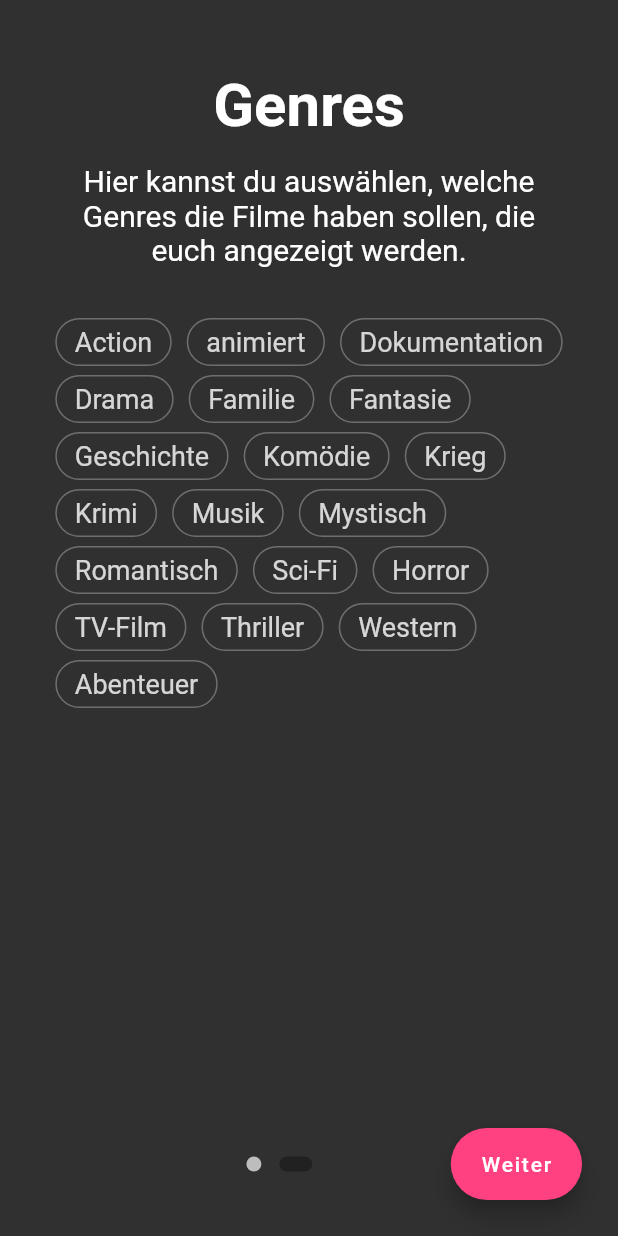
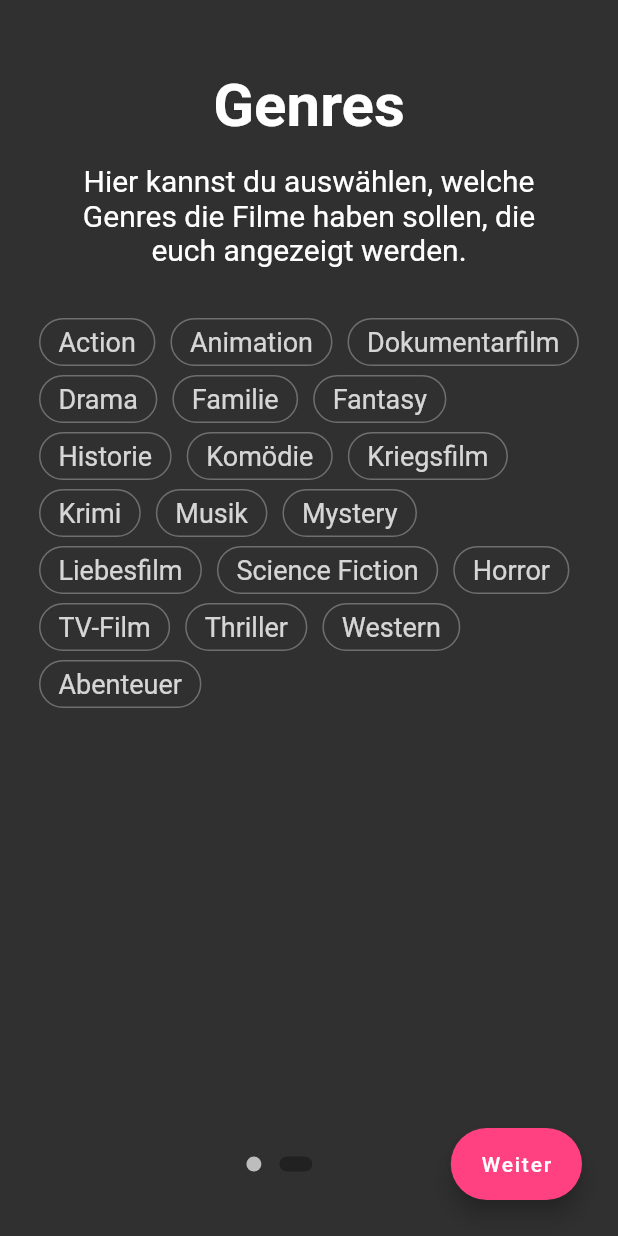
Before and after one commit to Loro23/ceenes, a Flutter app: the Create_View screen opened directly, swiped to page 2, on a phone screen of 412 x 824 dp. Run offline on Flutter 3.47's test engine with Material 2 defaults, Android fonts, the light colour scheme and no system bars; drawn by our look-alikes of chips_choice, introduction_screen; our stand-ins replace cloud_firestore, firebase_core, flutter_tindercard, pinput, sticky_headers; missing offline and left inert: dart:html, smart_select, tmdb_api; accounts and stored records are empty.

Commit message:
implemented: filter for provider, some adjustments in create_view.dart, removed some filters

```diff
--- a/lib/widgets/admin/create_view.dart
+++ b/lib/widgets/admin/create_view.dart
@@ -59,19 +59,19 @@ class _Create_ViewState extends State<Create_View> {
 
   List<String> optionsGenre2 = [
     "Action",
-    "animiert",
-    "Dokumentation",
+    "Animation",
+    "Dokumentarfilm",
     "Drama",
     "Familie",
-    "Fantasie",
-    "Geschichte",
+    "Fantasy",
+    "Historie",
     "Komödie",
-    "Krieg",
+    "Kriegsfilm",
     "Krimi",
     "Musik",
-    "Mystisch",
-    "Romantisch",
-    "Sci-Fi",
+    "Mystery",
+    "Liebesfilm",
+    "Science Fiction",
     "Horror",
     "TV-Film",
     "Thriller",
@@ -83,13 +83,13 @@ class _Create_ViewState extends State<Create_View> {
     List<String> genreIds = [];
     for (String genre in genres) {
       switch (genre) {
-        case ("action"):
+        case ("Action"):
           genreIds.add("28");
           break;
-        case ("animiert"):
+        case ("Animation"):
           genreIds.add("16");
           break;
-        case ("Dokumentation"):
+        case ("Dokumentarfilm"):
           genreIds.add("99");
           break;
         case ("Drama"):
@@ -98,35 +98,35 @@ class _Create_ViewState extends State<Create_View> {
         case ("Familie"):
           genreIds.add("10751");
           break;
-        case ("Fantasie"):
+        case ("Fantasy"):
           genreIds.add("14");
           break;
-        case ("Geschichte"):
+        case ("Historie"):
           genreIds.add("36");
           break;
         case ("Komödie"):
           genreIds.add("35");
           break;
-        case ("Krieg"):
+        case ("Kriegsfilm"):
           genreIds.add("10752");
           break;
         case ("Krimi"):
           genreIds.add("80");
           break;
-        case ("Mystisch"):
+        case ("Mystery"):
           genreIds.add("9648");
           break;
-        case ("Romantisch"):
+        case ("Liebesfilm"):
           genreIds.add("10749");
           break;
-        case ("Sci-Fi"):
+        case ("Science Fiction"):
           genreIds.add("878");
           break;
         case ("Horror"):
           genreIds.add("27");
           break;
         case ("TV-Film"):
-          genreIds.add("107770");
+          genreIds.add("10770");
           break;
         case ("Thriller"):
           genreIds.add("53");
@@ -136,6 +136,9 @@ class _Create_ViewState extends State<Create_View> {
           break;
         case ("Abenteuer"):
           genreIds.add("12");
+          break;
+        case("Musik"):
+          genreIds.add("10402");
           break;
       }
     }
@@ -157,6 +160,12 @@ class _Create_ViewState extends State<Create_View> {
     "Disney Plus",
     "Sky Ticket",
   ];
+
+  // Note: This is a GlobalKey<FormState>,
+  // not a GlobalKey<MyCustomFormState>.
+  final formKey = GlobalKey<FormState>();
+  List<String> formValue = [];
+
 
   @override
   Widget build(BuildContext context) {
@@ -257,12 +266,32 @@ class _Create_ViewState extends State<Create_View> {
                     )
                   ],
                 ),
-                bodyWidget: ChipsChoice<String>.multiple(
-                  value: valueGenre,
-                  onChanged: (val) => setState(() {
-                    valueGenre = val;
-                    print(valueGenre);
-                  }),
+                bodyWidget: Form(
+                  key:formKey,
+                  child: Column(
+                    children: [
+                      FormField<List<String>>(
+                        autovalidate: true,
+                        initialValue: formValue,
+                        onSaved: (val) => setState(()=> formValue = val),
+                        validator: (List value){
+                          if (value.length == 1 || value.length == 2){
+                            print("mindestens 3 oder keins wählen");
+                            return "Wähle entweder keins aus oder mindestens 3 Genres aus";
+                          }
+                          return null;
+                        },
+                        builder: (state){
+                          return Column(
+                            children: [
+                              Container(
+                                alignment: Alignment.centerLeft,
+                                child: ChipsChoice<String>.multiple(
+                                  value: state.value,
+                                  onChanged: (val) {
+                                    print(val);
+                                    state.didChange(val);
+                                  },
                                   choiceItems: C2Choice.listFrom<String, String>(
                                     source: optionsGenre2,
                                     value: (i, v) => v,
@@ -279,6 +308,28 @@ class _Create_ViewState extends State<Create_View> {
                                       color: Colors.white.withOpacity(0.8),
                                       labelStyle: TextStyle(fontSize: 18)),
                                   wrapped: true,
+                                ),
+                              ),
+                              Container(
+                                padding: const EdgeInsets.fromLTRB(15, 0, 15, 10),
+                                alignment: Alignment.centerLeft,
+
+                                child: Text(
+                                  state.errorText ?? "",
+                                  style: TextStyle(
+                                    color: state.hasError
+                                        ? Colors.redAccent
+                                        : Colors.green
+                                  ),
+                                )
+                              )
+                            ],
+                          );
+                        },
+                      ),
+
+                    ],
+                  ),
                 ),
               ),
 
```
Also changed, not shown: 1 other file. Lines whose indentation alone changed are shown as unchanged.
